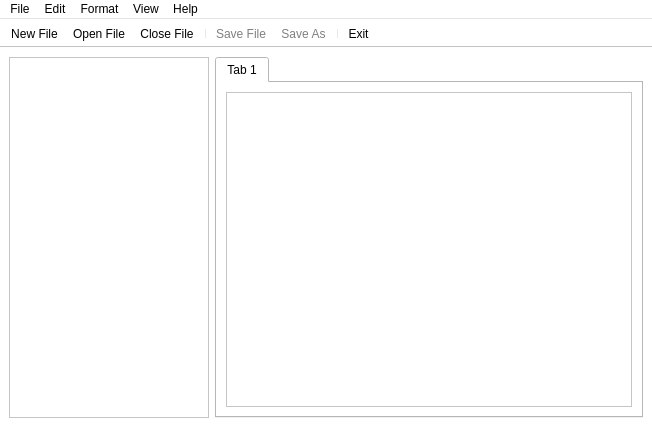
The window that mainwindow.ui (TruePadawan/Notepad--) describes before a commit, drawn with Qt 5.
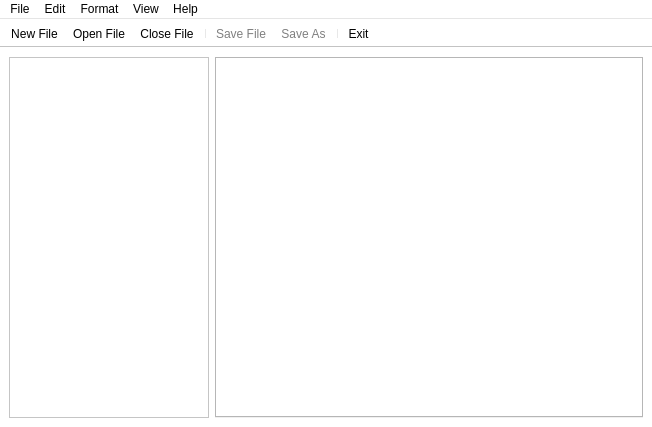
The same window after the commit. Icons and pictures are not drawn.

```diff
--- a/mainwindow.ui
+++ b/mainwindow.ui
@@ -496,19 +496,6 @@
         <property name="currentIndex">
          <number>0</number>
         </property>
-        <widget class="QWidget" name="tab_9">
-         <property name="styleSheet">
-          <string notr="true"/>
-         </property>
-         <attribute name="title">
-          <string>Tab 1</string>
-         </attribute>
-         <layout class="QVBoxLayout" name="verticalLayout_2">
-          <item>
-           <widget class="QTextEdit" name="textEdit"/>
-          </item>
-         </layout>
-        </widget>
        </widget>
       </item>
      </layout>
```
Left out of the diff: 4 changed lines with no effect on the pictures.
